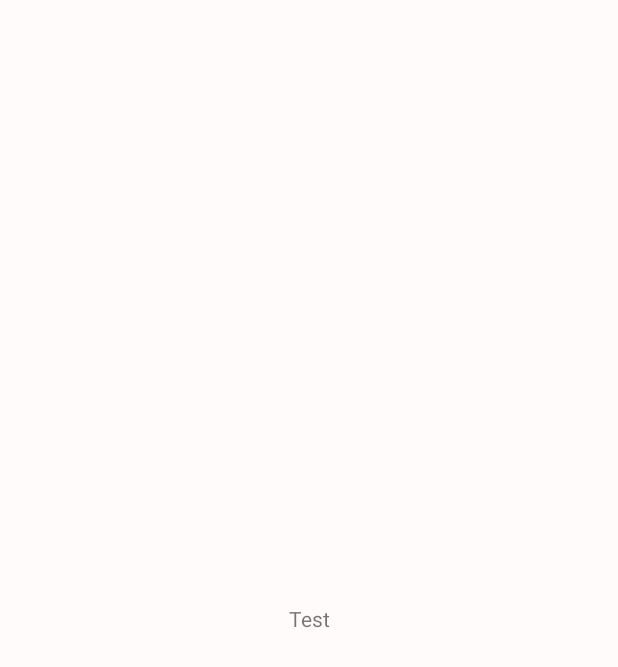
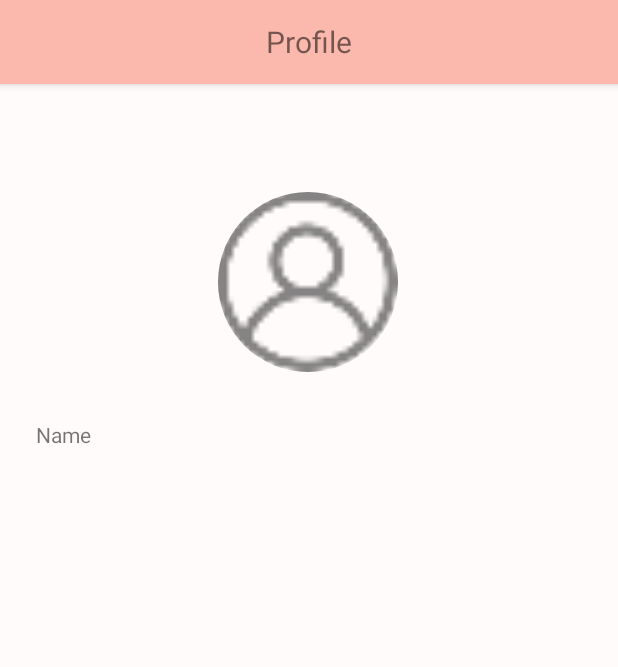
Before and after one commit to sherl9/love-alarm, an Android app: the ContactProfileActivity screen opened directly, with no data from a screen before it, on a phone screen of 412 x 824 dp. Before the commit the part shown is almost empty. Shown: the top 667 px of the screen. Run offline under Robolectric (Android 15) with nearby library versions, the phone set to English and light mode, and no system bars; our stand-ins replace CircleImageView.

Commit message:
ContactProfileActivity: show username

```diff
--- a/app/src/main/java/com/comp90018/lovealarm/activity/ContactProfileActivity.java
+++ b/app/src/main/java/com/comp90018/lovealarm/activity/ContactProfileActivity.java
@@ -3,14 +3,21 @@ package com.comp90018.lovealarm.activity;
 import androidx.appcompat.app.AppCompatActivity;
 
 import android.os.Bundle;
+import android.widget.TextView;
 
 import com.comp90018.lovealarm.R;
 
 public class ContactProfileActivity extends AppCompatActivity {
+    public static final String KEY_USERNAME = "key_contact_profile_username";
+
+    private TextView usernameTextView;
 
     @Override
     protected void onCreate(Bundle savedInstanceState) {
         super.onCreate(savedInstanceState);
         setContentView(R.layout.activity_contact_profile);
+
+        usernameTextView = findViewById(R.id.contact_profile_username);
+        usernameTextView.setText(getIntent().getStringExtra(KEY_USERNAME));
     }
 }
--- a/app/src/main/java/com/comp90018/lovealarm/adapters/ContactsAdapter.java
+++ b/app/src/main/java/com/comp90018/lovealarm/adapters/ContactsAdapter.java
@@ -65,7 +65,7 @@ public class ContactsAdapter extends RecyclerView.Adapter<ContactsAdapter.ViewHo
 
         holder.itemView.setOnClickListener(view -> {
             Intent i = new Intent(context, ContactProfileActivity.class);
-            i.putExtra("userid", user.getUserId());
+            i.putExtra(ContactProfileActivity.KEY_USERNAME, user.getUserName());
             context.startActivity(i);
         });
     }
--- a/app/src/main/res/layout/activity_contact_profile.xml
+++ b/app/src/main/res/layout/activity_contact_profile.xml
@@ -6,13 +6,70 @@
     android:layout_height="match_parent"
     tools:context=".activity.ContactProfileActivity">
 
+    <androidx.coordinatorlayout.widget.CoordinatorLayout
+        android:layout_width="match_parent"
+        android:layout_height="match_parent">
+
+        <com.google.android.material.appbar.AppBarLayout
+            android:layout_width="match_parent"
+            android:layout_height="wrap_content">
+
+
+            <androidx.appcompat.widget.Toolbar
+                android:layout_width="match_parent"
+                android:layout_height="wrap_content"
+                android:background="?attr/colorPrimary"
+                android:minHeight="?attr/actionBarSize"
+                android:theme="?attr/actionBarTheme">
+
                 <TextView
-        android:id="@+id/textView6"
                     android:layout_width="wrap_content"
                     android:layout_height="wrap_content"
-        android:text="Test"
-        app:layout_constraintBottom_toBottomOf="parent"
+                    android:layout_gravity="center_horizontal"
+                    android:text="Profile"
+                    android:textSize="20sp" />
+
+            </androidx.appcompat.widget.Toolbar>
+
+        </com.google.android.material.appbar.AppBarLayout>
+
+        <androidx.constraintlayout.widget.ConstraintLayout
+            android:layout_width="match_parent"
+            android:layout_height="match_parent">
+
+            <de.hdodenhof.circleimageview.CircleImageView
+                android:id="@+id/contact_profile_avatar"
+                android:layout_width="120dp"
+                android:layout_height="120dp"
+                android:layout_marginTop="128dp"
+                android:src="@drawable/ic_avatar"
+                app:civ_border_color="#FF000000"
+                app:civ_border_width="0dp"
                 app:layout_constraintEnd_toEndOf="parent"
+                app:layout_constraintHorizontal_bias="0.498"
                 app:layout_constraintStart_toStartOf="parent"
                 app:layout_constraintTop_toTopOf="parent" />
+
+            <TextView
+                android:id="@+id/contact_profile_label_username"
+                android:layout_width="wrap_content"
+                android:layout_height="wrap_content"
+                android:layout_marginStart="24dp"
+                android:layout_marginTop="32dp"
+                android:text="Name"
+                app:layout_constraintStart_toStartOf="parent"
+                app:layout_constraintTop_toBottomOf="@+id/contact_profile_avatar" />
+
+            <TextView
+                android:id="@+id/contact_profile_username"
+                android:layout_width="wrap_content"
+                android:layout_height="wrap_content"
+                android:layout_marginStart="16dp"
+                app:layout_constraintBaseline_toBaselineOf="@+id/contact_profile_label_username"
+                app:layout_constraintStart_toEndOf="@+id/contact_profile_label_username" />
+
         </androidx.constraintlayout.widget.ConstraintLayout>
+
+    </androidx.coordinatorlayout.widget.CoordinatorLayout>
+
+</androidx.constraintlayout.widget.ConstraintLayout>
```
Lines whose indentation alone changed are shown as unchanged.
